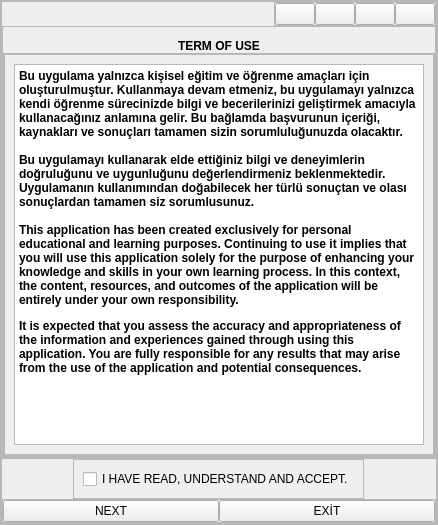
Above: awake.ui from ccemyurtsever/social before the change. Below: the same form after it.
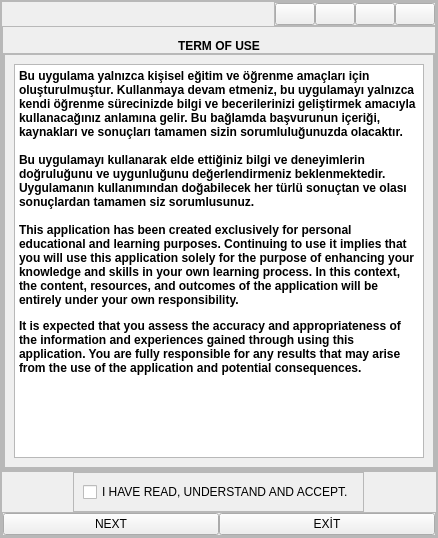
That is the form after the change. Icons and pictures are not drawn.

Commit message: Update UI element sizes and styles

```diff
--- a/awake.ui
+++ b/awake.ui
@@ -7,7 +7,7 @@
     <x>0</x>
     <y>0</y>
     <width>438</width>
-    <height>525</height>
+    <height>538</height>
    </rect>
   </property>
   <property name="windowTitle">
```
The commit also changes 1 other file.
